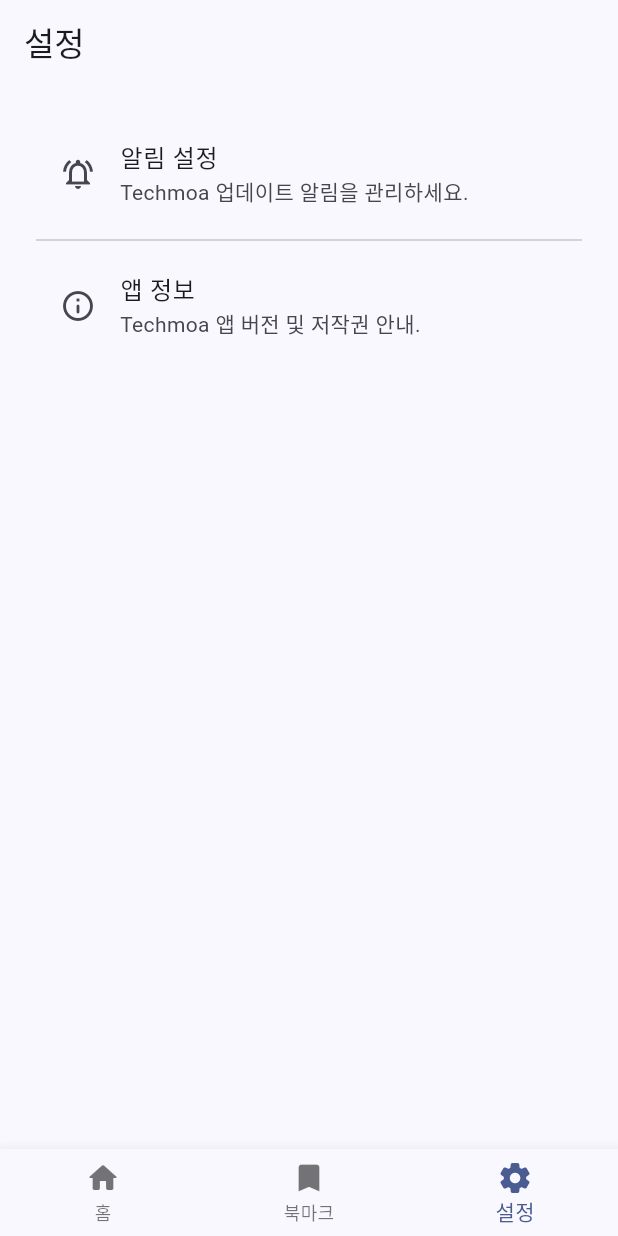
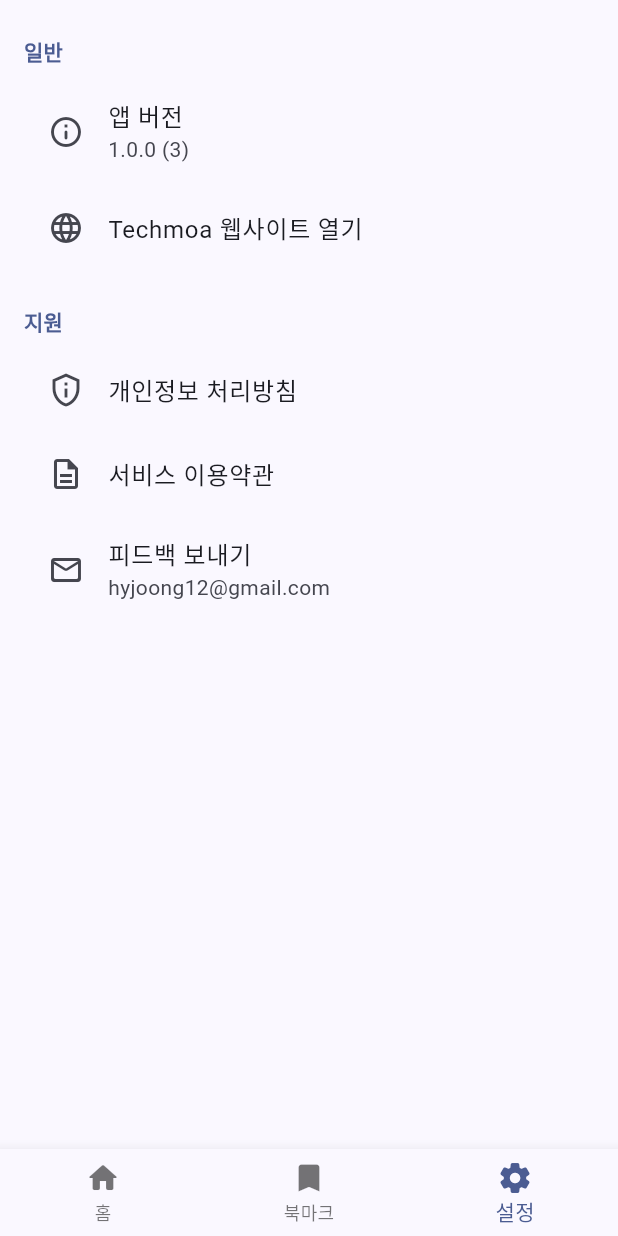
Before and after one commit to hyjoong/techmoa-app, a Flutter app: the screen it shows after launch, item 3 of the bottom bar chosen, on a phone screen of 412 x 824 dp. Run offline on Flutter 3.47's test engine with Material 3 defaults, Android fonts, the phone set to English and light mode, and no system bars; our stand-ins replace connectivity_plus, package_info_plus, share_plus, sqflite; missing offline and left inert: flutter_inappwebview; accounts and stored records are empty.

Commit message:
[refactor] appbar 제거

```diff
--- a/lib/main.dart
+++ b/lib/main.dart
@@ -1,7 +1,9 @@
 import 'package:flutter/material.dart';
 import 'package:flutter/services.dart';
+import 'package:package_info_plus/package_info_plus.dart';
 import 'package:techmoa_app/offline_bookmarks_screen.dart';
 import 'package:techmoa_app/webview_screen.dart';
+import 'package:url_launcher/url_launcher.dart';
 
 Future<void> main() async {
   WidgetsFlutterBinding.ensureInitialized();
@@ -16,6 +18,7 @@ class TechmoaApp extends StatelessWidget {
   Widget build(BuildContext context) {
     return MaterialApp(
       title: 'Techmoa',
+      debugShowCheckedModeBanner: false,
       theme: ThemeData(
         colorScheme: ColorScheme.fromSeed(seedColor: const Color(0xFF2563EB)),
         useMaterial3: true,
@@ -69,24 +72,124 @@ class SettingsScreen extends StatelessWidget {
 
   @override
   Widget build(BuildContext context) {
-    return Scaffold(
-      appBar: AppBar(title: const Text('설정')),
-      body: ListView(
-        padding: const EdgeInsets.all(24),
-        children: const [
+    return const Scaffold(body: _SettingsContent());
+  }
+}
+
+class _SettingsContent extends StatefulWidget {
+  const _SettingsContent();
+
+  @override
+  State<_SettingsContent> createState() => _SettingsContentState();
+}
+
+class _SettingsContentState extends State<_SettingsContent> {
+  late Future<String> _versionFuture;
+
+  @override
+  void initState() {
+    super.initState();
+    _versionFuture = _loadVersion();
+  }
+
+  Future<String> _loadVersion() async {
+    try {
+      final info = await PackageInfo.fromPlatform();
+      return '${info.version} (${info.buildNumber})';
+    } catch (_) {
+      return '알 수 없음';
+    }
+  }
+
+  Future<void> _openUrl(String url) async {
+    final uri = Uri.parse(url);
+    final launched = await launchUrl(uri, mode: LaunchMode.externalApplication);
+    if (!launched && mounted) {
+      ScaffoldMessenger.of(
+        context,
+      ).showSnackBar(SnackBar(content: Text('열 수 없습니다: $url')));
+    }
+  }
+
+  Future<void> _sendEmail() async {
+    const email = 'hyjoong12@gmail.com';
+    final uri = Uri(
+      scheme: 'mailto',
+      path: email,
+      queryParameters: {'subject': 'Techmoa 피드백'},
+    );
+    final launched = await launchUrl(uri);
+    if (!launched && mounted) {
+      ScaffoldMessenger.of(
+        context,
+      ).showSnackBar(SnackBar(content: Text('메일 앱을 열 수 없습니다. 주소: $email')));
+    }
+  }
+
+  @override
+  Widget build(BuildContext context) {
+    return SafeArea(
+      child: ListView(
+        padding: const EdgeInsets.symmetric(horizontal: 16, vertical: 24),
+        children: [
+          const _SectionHeader(title: '일반'),
           ListTile(
-            leading: Icon(Icons.notifications_active_outlined),
-            title: Text('알림 설정'),
-            subtitle: Text('Techmoa 업데이트 알림을 관리하세요.'),
+            leading: const Icon(Icons.info_outline_rounded),
+            title: const Text('앱 버전'),
+            subtitle: FutureBuilder<String>(
+              future: _versionFuture,
+              builder: (context, snapshot) {
+                final text = snapshot.data ?? '불러오는 중...';
+                return Text(text);
+              },
+            ),
           ),
-          Divider(),
           ListTile(
-            leading: Icon(Icons.info_outline_rounded),
-            title: Text('앱 정보'),
-            subtitle: Text('Techmoa 앱 버전 및 저작권 안내.'),
+            leading: const Icon(Icons.language_rounded),
+            title: const Text('Techmoa 웹사이트 열기'),
+            onTap: () => _openUrl('https://techmoa.dev'),
+          ),
+          const SizedBox(height: 24),
+          const _SectionHeader(title: '지원'),
+          ListTile(
+            leading: const Icon(Icons.privacy_tip_outlined),
+            title: const Text('개인정보 처리방침'),
+            onTap: () => _openUrl('https://techmoa.dev/privacy'),
+          ),
+          ListTile(
+            leading: const Icon(Icons.description_outlined),
+            title: const Text('서비스 이용약관'),
+            onTap: () => _openUrl('https://techmoa.dev/terms'),
+          ),
+          ListTile(
+            leading: const Icon(Icons.mail_outline_rounded),
+            title: const Text('피드백 보내기'),
+            subtitle: const Text('hyjoong12@gmail.com'),
+            onTap: _sendEmail,
           ),
         ],
       ),
     );
   }
 }
+
+class _SectionHeader extends StatelessWidget {
+  const _SectionHeader({required this.title});
+
+  final String title;
+
+  @override
+  Widget build(BuildContext context) {
+    final theme = Theme.of(context);
+    return Padding(
+      padding: const EdgeInsets.only(bottom: 8),
+      child: Text(
+        title,
+        style: theme.textTheme.labelLarge?.copyWith(
+          color: theme.colorScheme.primary,
+          fontWeight: FontWeight.bold,
+        ),
+      ),
+    );
+  }
+}
```
